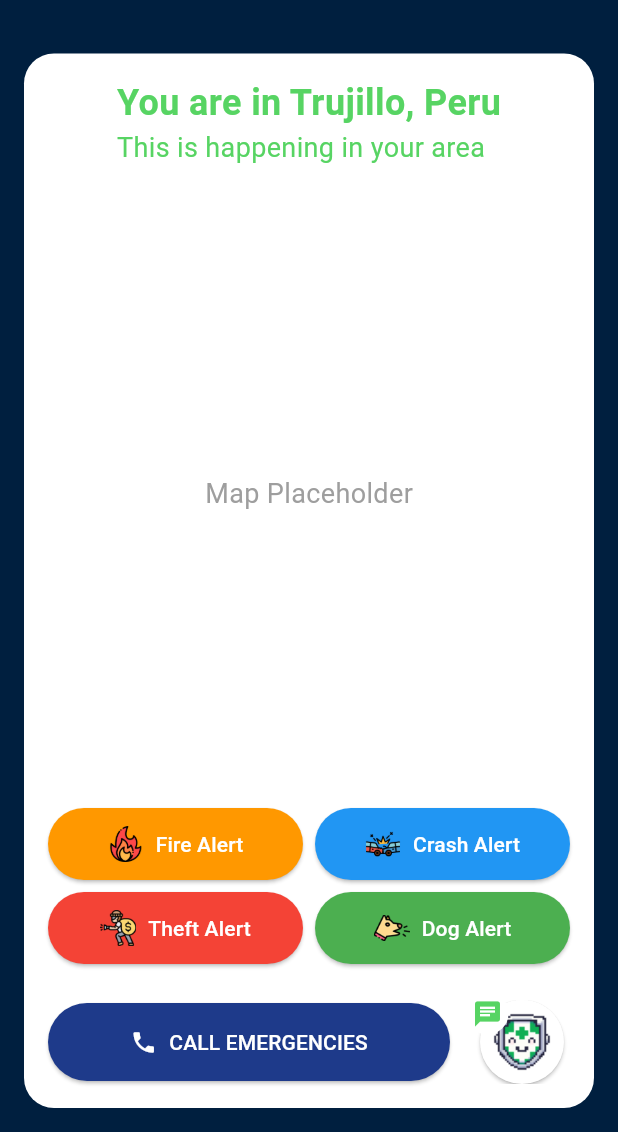
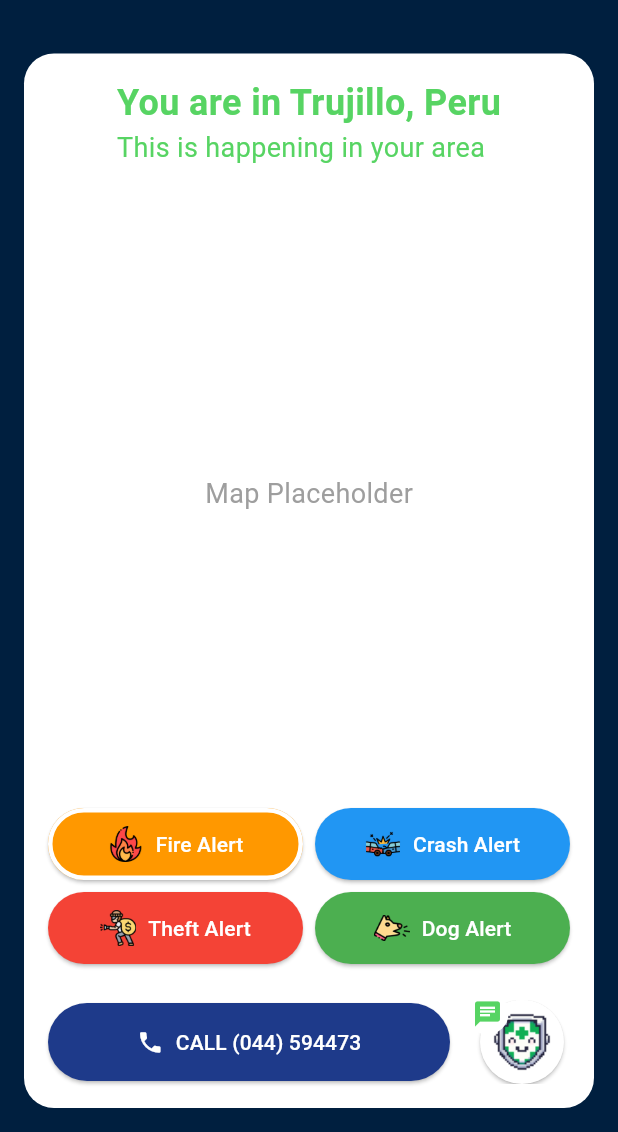
Before and after one commit to Luc4st1574/harkai, a Flutter app: the screen it shows once a user with an empty profile is signed in, after a tap on "Fire Alert", on a phone screen of 412 x 824 dp, the part 104-1236 px from its top. Run offline on Flutter 3.47's test engine with Material 3 defaults, Android fonts, the phone set to English and light mode, and no system bars; our stand-ins replace firebase_auth, firebase_core, fluttertoast, google_sign_in, permission_handler; accounts and stored records are empty; generated files the repository leaves out were written again.

Commit message:
add emergencie phone implementation

```diff
--- a/lib/home.dart
+++ b/lib/home.dart
@@ -1,13 +1,77 @@
-// ignore_for_file: use_build_context_synchronously
-
 import 'package:flutter/material.dart';
 import 'package:firebase_auth/firebase_auth.dart';
+import 'package:permission_handler/permission_handler.dart';
+import 'package:url_launcher/url_launcher.dart' as url_launcher;
 import 'profile.dart';
-import 'package:url_launcher/url_launcher.dart' as url_launcher;
-import 'package:permission_handler/permission_handler.dart';
 
-class Home extends StatelessWidget {
+// Enum for alert types
+enum AlertType {
+  fire,
+  crash,
+  theft,
+  dog,
+  none
+}
+
+// Class to hold alert information
+class AlertInfo {
+  final String title;
+  final Color color;
+  final String iconPath;
+  final String emergencyNumber;
+
+  AlertInfo({
+    required this.title,
+    required this.color,
+    required this.iconPath,
+    required this.emergencyNumber,
+  });
+}
+
+class Home extends StatefulWidget {
   const Home({super.key});
+
+  @override
+  State<Home> createState() => _HomeState();
+}
+
+class _HomeState extends State<Home> {
+  AlertType _selectedAlert = AlertType.none;
+
+  // Map to store alert information
+  final Map<AlertType, AlertInfo> alertInfoMap = {
+    AlertType.fire: AlertInfo(
+      title: 'Fire Alert',
+      color: Colors.orange,
+      iconPath: 'assets/images/fire.png',
+      emergencyNumber: '(044) 594473',
+    ),
+    AlertType.crash: AlertInfo(
+      title: 'Crash Alert',
+      color: Colors.blue,
+      iconPath: 'assets/images/car.png',
+      emergencyNumber: '949418268',
+    ),
+    AlertType.theft: AlertInfo(
+      title: 'Theft Alert',
+      color: Colors.red,
+      iconPath: 'assets/images/theft.png',
+      emergencyNumber: '(044) 281374',
+    ),
+    AlertType.dog: AlertInfo(
+      title: 'Dog Alert',
+      color: Colors.green,
+      iconPath: 'assets/images/dog.png',
+      emergencyNumber: '913684363',
+    ),
+  };
+
+  // Get current emergency number based on selected alert
+  String get currentEmergencyNumber {
+    return _selectedAlert == AlertType.none
+        ? '911'
+        : alertInfoMap[_selectedAlert]!.emergencyNumber;
+  }
 
   @override
   Widget build(BuildContext context) {
@@ -16,7 +80,7 @@ class Home extends StatelessWidget {
       body: SafeArea(
         child: Column(
           children: [
-            _buildHeader(context),  // Pass context here
+            _buildHeader(context),
             Expanded(
               child: Container(
                 margin: const EdgeInsets.all(16),
@@ -40,7 +104,6 @@ class Home extends StatelessWidget {
     );
   }
 
-  // Modified Header to Properly Handle User Authentication State
   Widget _buildHeader(BuildContext context) {
     return StreamBuilder<User?>(
       stream: FirebaseAuth.instance.authStateChanges(),
@@ -80,7 +143,6 @@ class Home extends StatelessWidget {
     );
   }
 
-  // Location Info Widget
   Widget _buildLocationInfo() {
     return const Padding(
       padding: EdgeInsets.all(16),
@@ -100,9 +162,7 @@ class Home extends StatelessWidget {
     );
   }
 
-  // Placeholder for Map or Content
   Widget _buildPlaceholder(BuildContext context) {
-    // Placeholder widget in place of Google Map
     return const SizedBox(
       height: 300,
       child: Center(
@@ -114,7 +174,6 @@ class Home extends StatelessWidget {
     );
   }
 
-  // Alert Buttons (Fire, Crash, Theft, Dog Alerts)
   Widget _buildAlertButtons() {
     return Padding(
       padding: const EdgeInsets.symmetric(horizontal: 16, vertical: 8),
@@ -122,17 +181,17 @@ class Home extends StatelessWidget {
         children: [
           Row(
             children: [
-              Expanded(child: _buildAlertButton('Fire Alert', Colors.orange, 'assets/images/fire.png')),
+              Expanded(child: _buildAlertButton(AlertType.fire)),
               const SizedBox(width: 8),
-              Expanded(child: _buildAlertButton('Crash Alert', Colors.blue, 'assets/images/car.png')),
+              Expanded(child: _buildAlertButton(AlertType.crash)),
             ],
           ),
           const SizedBox(height: 8),
           Row(
             children: [
-              Expanded(child: _buildAlertButton('Theft Alert', Colors.red, 'assets/images/theft.png')),
+              Expanded(child: _buildAlertButton(AlertType.theft)),
               const SizedBox(width: 8),
-              Expanded(child: _buildAlertButton('Dog Alert', Colors.green, 'assets/images/dog.png')),
+              Expanded(child: _buildAlertButton(AlertType.dog)),
             ],
           ),
         ],
@@ -140,29 +199,35 @@ class Home extends StatelessWidget {
     );
   }
 
-  // Alert Button Widget
-  Widget _buildAlertButton(String text, Color color, String iconPath) {
+  Widget _buildAlertButton(AlertType alertType) {
+    final alertInfo = alertInfoMap[alertType]!;
+    final isSelected = _selectedAlert == alertType;
+
     return ElevatedButton(
       onPressed: () {
-        // Implement alert functionality
+        setState(() {
+          _selectedAlert = isSelected ? AlertType.none : alertType;
+        });
       },
       style: ElevatedButton.styleFrom(
-        backgroundColor: color,
+        backgroundColor: alertInfo.color,
         shape: RoundedRectangleBorder(borderRadius: BorderRadius.circular(30)),
         padding: const EdgeInsets.symmetric(vertical: 12),
+        side: isSelected
+            ? const BorderSide(color: Colors.white, width: 3)
+            : BorderSide.none,
       ),
       child: Row(
         mainAxisAlignment: MainAxisAlignment.center,
         children: [
-          Image.asset(iconPath, height: 24, width: 24),
+          Image.asset(alertInfo.iconPath, height: 24, width: 24),
           const SizedBox(width: 8),
-          Text(text, style: const TextStyle(color: Colors.white)),
+          Text(alertInfo.title, style: const TextStyle(color: Colors.white)),
         ],
       ),
     );
   }
 
-  // Bottom Buttons (Call Emergencies, Chatbot)
   Widget _buildBottomButtons(BuildContext context) {
     return Padding(
       padding: const EdgeInsets.all(16),
@@ -171,19 +236,16 @@ class Home extends StatelessWidget {
           Expanded(
             child: ElevatedButton.icon(
               onPressed: () async {
-                // Format the phone number with proper URI encoding
-                final phoneNumber = Uri.encodeFull('911');
+                final phoneNumber = Uri.encodeFull(currentEmergencyNumber);
                 final Uri launchUri = Uri(
                   scheme: 'tel',
                   path: phoneNumber,
                 );
 
-                // Check for permission status
                 var status = await Permission.phone.status;
 
                 if (status.isGranted) {
                   try {
-                    // Use launchUrl with specific launch mode for phone calls
                     await url_launcher.launchUrl(
                       launchUri,
                       mode: url_launcher.LaunchMode.externalApplication,
@@ -196,7 +258,6 @@ class Home extends StatelessWidget {
                     }
                   }
                 } else {
-                  // Request permission if not granted
                   var result = await Permission.phone.request();
 
                   if (result.isGranted) {
@@ -222,7 +283,10 @@ class Home extends StatelessWidget {
                 }
               },
               icon: const Icon(Icons.phone, color: Colors.white),
-              label: const Text('CALL EMERGENCIES', style: TextStyle(color: Colors.white)),
+              label: Text(
+                'CALL $currentEmergencyNumber',
+                style: const TextStyle(color: Colors.white),
+              ),
               style: ElevatedButton.styleFrom(
                 backgroundColor: const Color(0xFF1E3A8A),
                 shape: RoundedRectangleBorder(borderRadius: BorderRadius.circular(30)),
```
Also changed, not shown: assets/images/pets.webp (added), assets/logo/harkai_logo.png (renamed from assets/logo/harkai logo 4.png), assets/resources/bot.png (added), assets/resources/map.png (added), ui/main.png.
